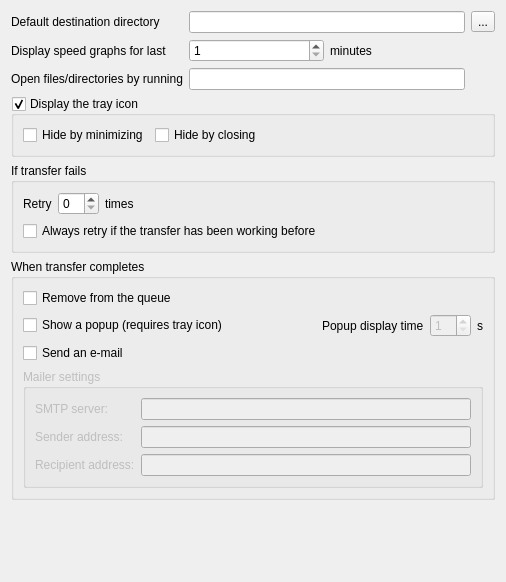
First picture: the form in SettingsGeneralForm.ui, repository LubosD/fatrat, before the edit.
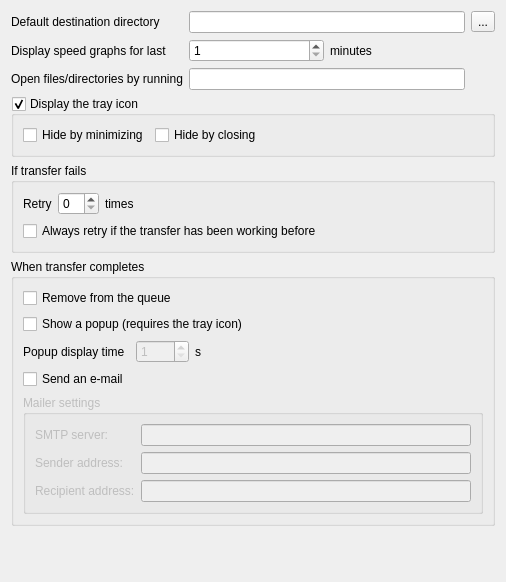
Second picture: the form after the edit.

What changed in the file:
```diff
--- a/SettingsGeneralForm.ui
+++ b/SettingsGeneralForm.ui
@@ -152,39 +152,14 @@
       <string>When transfer completes</string>
      </property>
      <layout class="QGridLayout" >
-      <property name="leftMargin" >
-       <number>9</number>
-      </property>
-      <property name="topMargin" >
-       <number>9</number>
-      </property>
-      <property name="rightMargin" >
-       <number>9</number>
-      </property>
-      <property name="bottomMargin" >
-       <number>9</number>
-      </property>
-      <property name="horizontalSpacing" >
-       <number>6</number>
-      </property>
-      <property name="verticalSpacing" >
-       <number>6</number>
-      </property>
-      <item row="1" column="3" >
-       <widget class="QLabel" name="label_5" >
+      <item row="0" column="0" colspan="4" >
+       <widget class="QCheckBox" name="checkAutoRemove" >
         <property name="text" >
-         <string>s</string>
+         <string>Remove from the queue</string>
         </property>
        </widget>
       </item>
-      <item row="1" column="1" >
-       <widget class="QLabel" name="label_4" >
-        <property name="text" >
-         <string>Popup display time</string>
-        </property>
-       </widget>
-      </item>
-      <item row="1" column="0" >
+      <item row="1" column="0" colspan="4" >
        <widget class="QCheckBox" name="checkPopup" >
         <property name="sizePolicy" >
          <sizepolicy vsizetype="Fixed" hsizetype="Expanding" >
@@ -193,11 +168,74 @@
          </sizepolicy>
         </property>
         <property name="text" >
-         <string>Show a popup (requires tray icon)</string>
+         <string>Show a popup (requires the tray icon)</string>
         </property>
        </widget>
       </item>
+      <item row="1" column="4" colspan="2" >
+       <spacer>
+        <property name="orientation" >
+         <enum>Qt::Horizontal</enum>
+        </property>
+        <property name="sizeHint" >
+         <size>
+          <width>40</width>
+          <height>20</height>
+         </size>
+        </property>
+       </spacer>
+      </item>
+      <item row="2" column="0" colspan="2" >
+       <widget class="QLabel" name="label_4" >
+        <property name="text" >
+         <string>Popup display time</string>
+        </property>
+       </widget>
+      </item>
+      <item row="2" column="2" >
+       <widget class="QSpinBox" name="spinPopup" >
+        <property name="enabled" >
+         <bool>false</bool>
+        </property>
+        <property name="sizePolicy" >
+         <sizepolicy vsizetype="Fixed" hsizetype="Minimum" >
+          <horstretch>0</horstretch>
+          <verstretch>0</verstretch>
+         </sizepolicy>
+        </property>
+        <property name="minimum" >
+         <number>1</number>
+        </property>
+       </widget>
+      </item>
+      <item row="2" column="3" >
+       <widget class="QLabel" name="label_5" >
+        <property name="text" >
+         <string>s</string>
+        </property>
+       </widget>
+      </item>
+      <item row="2" column="5" >
+       <spacer>
+        <property name="orientation" >
+         <enum>Qt::Horizontal</enum>
+        </property>
+        <property name="sizeHint" >
+         <size>
+          <width>40</width>
+          <height>20</height>
+         </size>
+        </property>
+       </spacer>
+      </item>
       <item row="3" column="0" colspan="4" >
+       <widget class="QCheckBox" name="checkEmail" >
+        <property name="text" >
+         <string>Send an e-mail</string>
+        </property>
+       </widget>
+      </item>
+      <item row="4" column="0" colspan="6" >
        <widget class="QGroupBox" name="groupBox_2" >
         <property name="enabled" >
          <bool>false</bool>
@@ -257,36 +295,6 @@
         </layout>
        </widget>
       </item>
-      <item row="2" column="0" >
-       <widget class="QCheckBox" name="checkEmail" >
-        <property name="text" >
-         <string>Send an e-mail</string>
-        </property>
-       </widget>
-      </item>
-      <item row="1" column="2" >
-       <widget class="QSpinBox" name="spinPopup" >
-        <property name="enabled" >
-         <bool>false</bool>
-        </property>
-        <property name="sizePolicy" >
-         <sizepolicy vsizetype="Fixed" hsizetype="Minimum" >
-          <horstretch>0</horstretch>
-          <verstretch>0</verstretch>
-         </sizepolicy>
-        </property>
-        <property name="minimum" >
-         <number>1</number>
-        </property>
-       </widget>
-      </item>
-      <item row="0" column="0" >
-       <widget class="QCheckBox" name="checkAutoRemove" >
-        <property name="text" >
-         <string>Remove from the queue</string>
-        </property>
-       </widget>
-      </item>
      </layout>
     </widget>
    </item>
@@ -297,8 +305,8 @@
      </property>
      <property name="sizeHint" >
       <size>
-       <width>20</width>
-       <height>31</height>
+       <width>126</width>
+       <height>41</height>
       </size>
      </property>
     </spacer>
```
